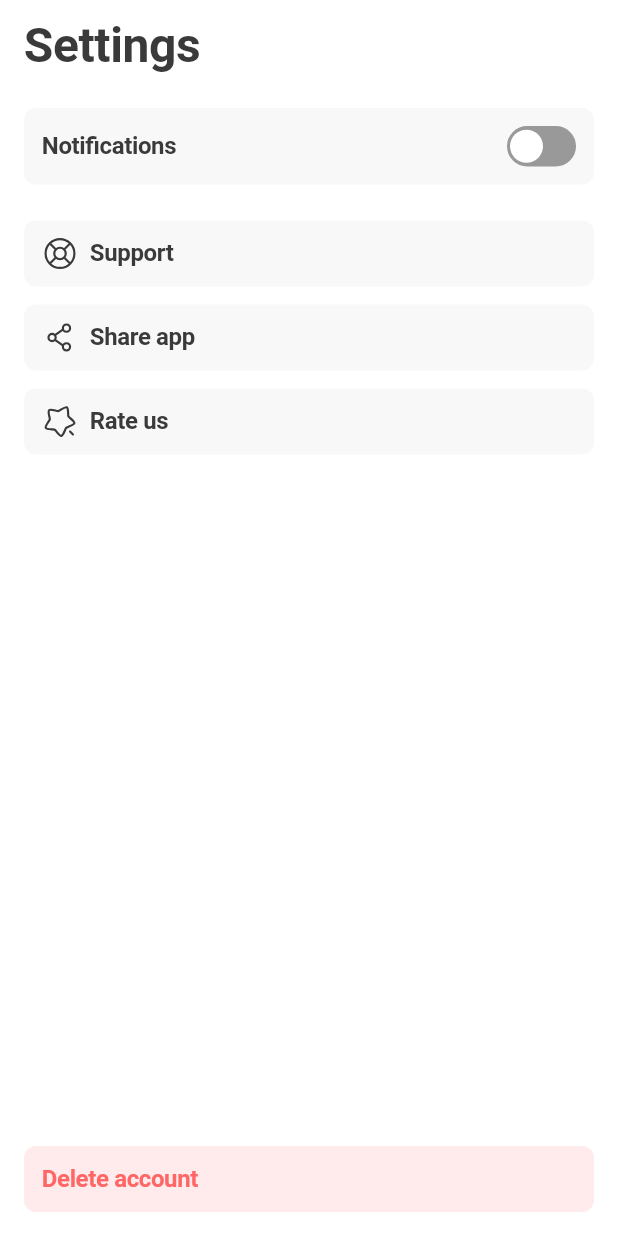
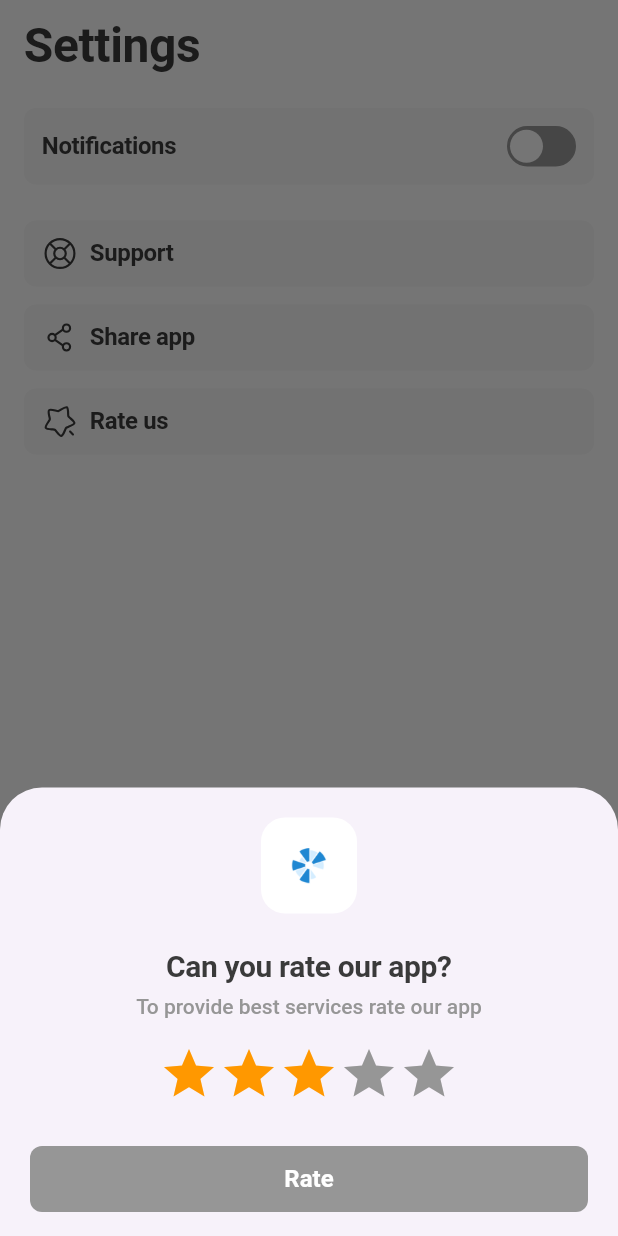
Before and after one commit to zokir0575/service_management, a Flutter app: the SettingsScreen screen opened directly, after a tap on "Rate us", on a phone screen of 412 x 824 dp. Run offline on Flutter 3.47's test engine with Material 3 defaults, Android fonts, the phone set to English and light mode, and no system bars; drawn by our look-alikes of flutter_rating_bar; our stand-ins replace bloc, dotted_border, equatable, flutter_bloc, flutter_svg, image_picker and 6 more; missing offline and left inert: adaptive_action_sheet, flutter_cupertino_datetime_picker; accounts and stored records are empty.

Commit message:
feat: rate us

```diff
--- a/lib/modules/settings/presentation/pages/settings_screen.dart
+++ b/lib/modules/settings/presentation/pages/settings_screen.dart
@@ -1,5 +1,4 @@
 import 'package:flutter/material.dart';
-import 'package:in_app_review/in_app_review.dart';
 import 'package:permission_handler/permission_handler.dart';
 import 'package:service_app/assets/color/colors.dart';
 import 'package:service_app/assets/constants/app_icons.dart';
@@ -11,10 +10,10 @@ import 'package:service_app/modules/onboarding/presentation/pages/onboarding_scr
 import 'package:service_app/modules/settings/domain/entity/button.dart';
 import 'package:service_app/modules/settings/presentation/pages/support_screen.dart';
 import 'package:service_app/modules/settings/presentation/widgets/profile_buttons.dart';
+import 'package:service_app/modules/settings/presentation/widgets/rate_sheet.dart';
 import 'package:service_app/utils/storage.dart';
 import 'package:service_app/utils/text_styles.dart';
 import 'package:share_plus/share_plus.dart';
-import 'package:flutter_local_notifications/flutter_local_notifications.dart';
 
 class SettingsScreen extends StatefulWidget {
   const SettingsScreen({super.key});
@@ -30,7 +29,7 @@ class _SettingsScreenState extends State<SettingsScreen> {
 
   @override
   void initState() {
-     buttons = [
+    buttons = [
       ButtonEntity(
           title: 'Support',
           onTap: () async {
@@ -96,12 +95,10 @@ class _SettingsScreenState extends State<SettingsScreen> {
     super.initState();
   }
 
-  void rateApp() async {
-    final InAppReview inAppReview = InAppReview.instance;
-    if (await inAppReview.isAvailable()) {
-      inAppReview.requestReview();
-    }
+  void rateApp()   {
+   showModalBottomSheet(context: context, builder: (context) => const RateSheet());
   }
+
   Future<void> requestNotificationPermission() async {
     final status = await Permission.notification.request();
 
@@ -112,28 +109,29 @@ class _SettingsScreenState extends State<SettingsScreen> {
       showDialog(
         context: context,
         builder: (context) => AlertDialog(
-          title: Text('Notification Permission'),
-          content: Text('App notifications can be useful for keeping you informed. Would you like to allow notifications?'),
+          title: const Text('Notification Permission'),
+          content: const Text(
+              'App notifications can be useful for keeping you informed. Would you like to allow notifications?'),
           actions: [
             TextButton(
               onPressed: () => Navigator.pop(context),
-              child: Text('No'),
+              child: const Text('No'),
             ),
             TextButton(
               onPressed: () async {
                 await openAppSettings();
-                // Consider requesting permission again after the user visits settings
               },
-              child: Text('Settings'),
+              child: const Text('Settings'),
             ),
           ],
         ),
-      );      print('Notification permission denied');
+      );
+      print('Notification permission denied');
     } else if (status.isPermanentlyDenied) {
-      // Notification permission permanently denied, open app settings
       await openAppSettings();
     }
   }
+
   @override
   Widget build(BuildContext context) {
     return Scaffold(
--- /dev/null
+++ b/lib/modules/settings/presentation/widgets/rate_sheet.dart
@@ -0,0 +1,92 @@
+import 'package:flutter/material.dart';
+import 'package:flutter_rating_bar/flutter_rating_bar.dart';
+import 'package:service_app/assets/color/colors.dart';
+import 'package:service_app/assets/constants/app_images.dart';
+import 'package:service_app/globals/widgets/snackbar.dart';
+import 'package:service_app/globals/widgets/w_button.dart';
+import 'package:service_app/utils/text_styles.dart';
+
+class RateSheet extends StatefulWidget {
+  const RateSheet({Key? key}) : super(key: key);
+
+  @override
+  State<RateSheet> createState() => _RateSheetState();
+}
+
+class _RateSheetState extends State<RateSheet> {
+  double ratingScore = 0;
+  @override
+  Widget build(BuildContext context) {
+    return Padding(
+      padding: EdgeInsets.fromLTRB(
+          20, 20, 20, 16 + MediaQuery.of(context).padding.bottom),
+      child: Column(
+        mainAxisSize: MainAxisSize.min,
+        children: [
+          Container(
+            height: 64,
+            width: 64,
+            decoration: BoxDecoration(
+              color: white,
+              borderRadius: BorderRadius.circular(16),
+            ),
+            child: Center(
+              child: Image.asset(
+                AppImages.logo,
+                height: 24,
+                width: 24,
+              ),
+            ),
+          ),
+          const SizedBox(
+            height: 24,
+          ),
+          Text(
+            'Can you rate our app?',
+            style: darkStyle(context)
+                .copyWith(fontSize: 20, fontWeight: FontWeight.w600),
+          ),
+          const SizedBox(
+            height: 8,
+          ),
+          Text(
+            'To provide best services rate our app',
+            style: greyStyle(context)
+                .copyWith(fontWeight: FontWeight.w500, fontSize: 14),
+          ),
+          SizedBox(
+            height: 16,
+          ),
+          RatingBar.builder(
+            initialRating: 3,
+            itemSize: 40,
+            direction: Axis.horizontal,
+            itemCount: 5,
+            maxRating: 0,
+            allowHalfRating: false,
+            unratedColor: grey,
+            itemBuilder: (context, _) => const Icon(
+              Icons.star,
+              color: Colors.orange,
+            ),
+            onRatingUpdate: (rating) {
+              setState(() {
+                ratingScore = rating;
+              });            },
+          ),
+          const SizedBox(
+            height: 28,
+          ),
+          WButton(
+            isDisabled: ratingScore == 0,
+            onTap: () {
+              Navigator.pop(context);
+              showInfoSnackBar(context);
+            },
+            text: 'Rate',
+          )
+        ],
+      ),
+    );
+  }
+}
--- a/pubspec.yaml
+++ b/pubspec.yaml
@@ -30,7 +30,7 @@ dependencies:
   flutter_cupertino_datetime_picker:
   jiffy: ^6.2.1
   flutter_local_notifications: ^17.1.2
-  in_app_review: ^2.0.8
+  flutter_rating_bar: ^4.0.1
   permission_handler: ^9.0.0
   share_plus:
 dev_dependencies:
```
Also changed, not shown: lib/globals/widgets/snackbar.dart (added, +19 -0 lines), pubspec.lock.
